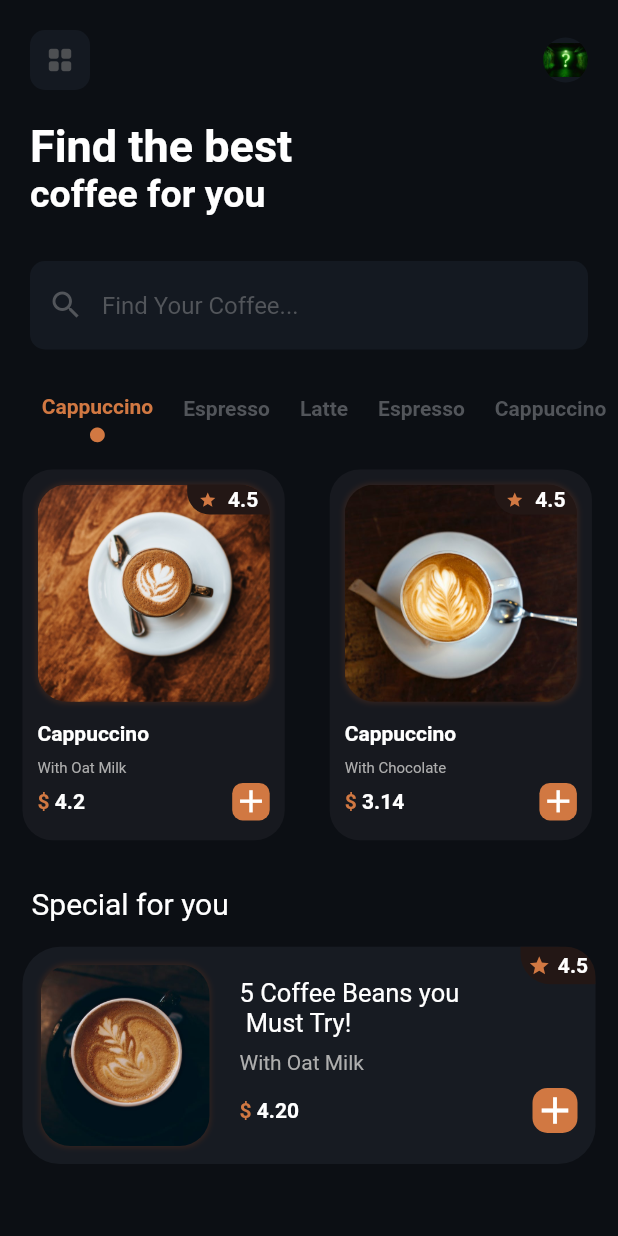
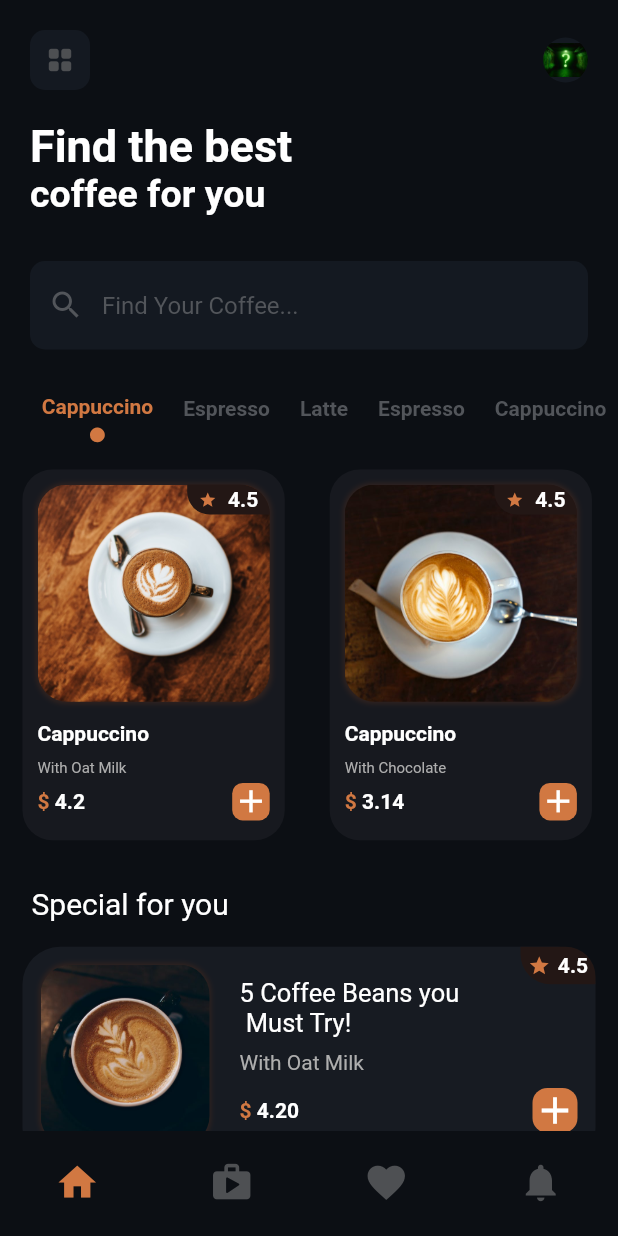
Before and after one commit to samir-benabadji/Coffee-App, a Flutter app: the screen it shows after launch, on a phone screen of 412 x 824 dp. Run offline on Flutter 3.47's test engine with Material 2 defaults, Android fonts, the light colour scheme and no system bars; our stand-ins replace flutter_svg.

Commit message:
Coffee App Bottom Page
Coffee App Bottom Page that gives u the option of switching through different specific pages

```diff
--- /dev/null
+++ b/lib/BottomPage.dart
@@ -0,0 +1,90 @@
+import 'HomePage.dart';
+import 'package:flutter/material.dart';
+
+class BottomPage extends StatefulWidget {
+  @override
+  _BottomPageState createState() => _BottomPageState();
+}
+
+class _BottomPageState extends State<BottomPage> {
+  int _selectedIndex = 0;
+
+  static const TextStyle optionStyle =
+      TextStyle(fontSize: 30, fontWeight: FontWeight.bold);
+
+  static List<Widget> _widgetOption = <Widget>[
+    HomePage(),
+    Text(
+      "Page2",
+      style: optionStyle,
+    ),
+    Text(
+      "Page3",
+      style: optionStyle,
+    ),
+    Text(
+      "Page4",
+      style: optionStyle,
+    ),
+  ];
+
+  void _onItemTapped(int index) {
+    setState(() {
+      _selectedIndex = index;
+    });
+  }
+
+  @override
+  Widget build(BuildContext context) {
+    return Scaffold(
+      backgroundColor: Color(0xff0c0f14),
+      body: Center(
+        child: _widgetOption.elementAt(_selectedIndex),
+      ),
+      bottomNavigationBar: SizedBox(
+        height: 70,
+        child: BottomNavigationBar(
+          elevation: 0.0,
+          backgroundColor: Color(0xff0c0f14),
+          type: BottomNavigationBarType.fixed,
+          showSelectedLabels: false,
+          showUnselectedLabels: false,
+          items: const <BottomNavigationBarItem>[
+            BottomNavigationBarItem(
+              icon: Icon(
+                Icons.home,
+                size: 30,
+              ),
+              label: "Home",
+            ),
+            BottomNavigationBarItem(
+              icon: Icon(
+                Icons.shop_rounded,
+                size: 30,
+              ),
+              label: "Business",
+            ),
+            BottomNavigationBarItem(
+              icon: Icon(
+                Icons.favorite,
+                size: 30,
+              ),
+              label: "favorite",
+            ),
+            BottomNavigationBarItem(
+              icon: Icon(
+                Icons.notifications,
+                size: 30,
+              ),
+              label: "notifications",
+            ),
+          ],
+          currentIndex: _selectedIndex,
+          unselectedItemColor: Color(0xff4e5053),
+          selectedItemColor: Color(0xffd17842),
+          onTap: _onItemTapped,
+        ),
+      ),
+    );
+  }
+}
--- a/lib/main.dart
+++ b/lib/main.dart
@@ -1,7 +1,6 @@
 import 'package:flutter/material.dart';
 import 'package:flutter/services.dart';
-
-import 'HomePage.dart';
+import 'BottomPage.dart';
 
 void main() {
   runApp(MyApp());
@@ -32,7 +31,7 @@
         // is not restarted.
         primarySwatch: Colors.blue,
       ),
-      home: HomePage(),
+      home: BottomPage(),
     );
   }
 }
```
